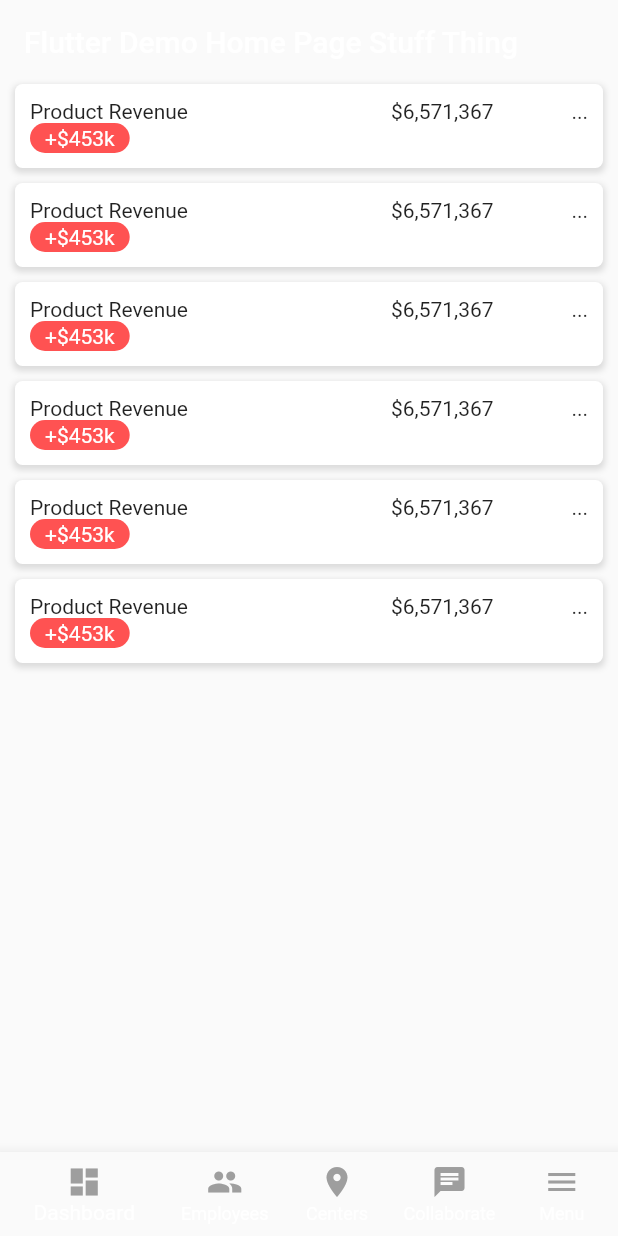
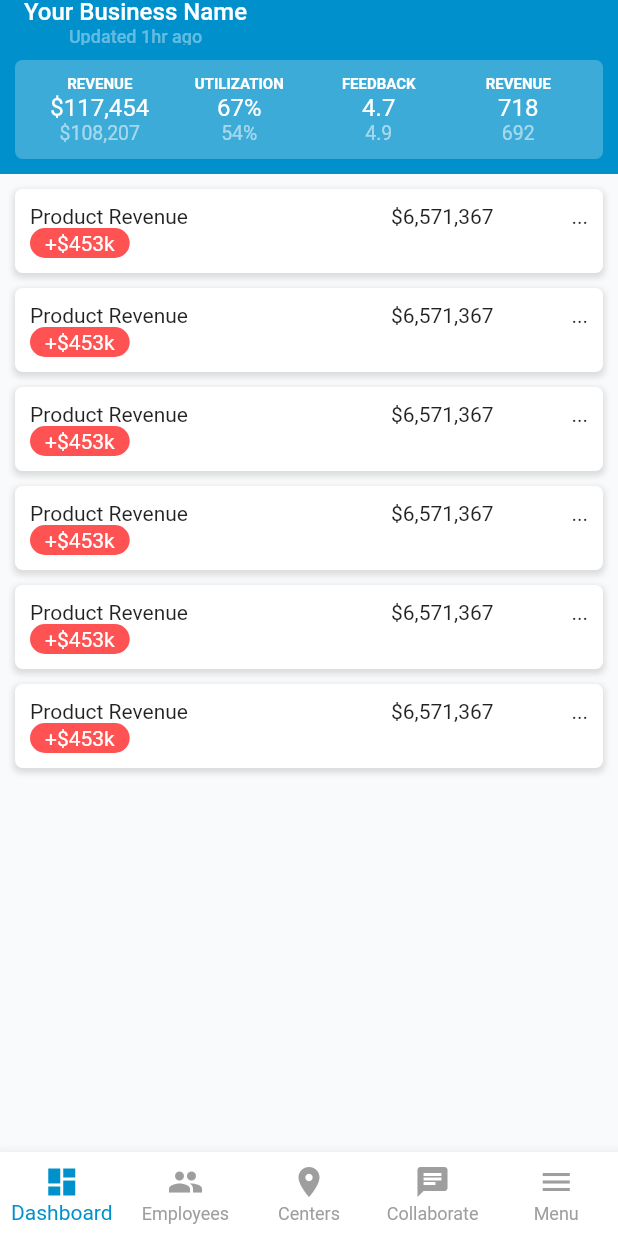
Before and after one commit to whilestevego/z_flutter_demo, a Flutter app: the screen it shows after launch, on a phone screen of 412 x 824 dp. Run offline on Flutter 3.47's test engine with Material 2 defaults, Android fonts, the phone set to English and light mode, and no system bars.

Commit message:
Create StatList and move common values to constants

```diff
--- a/lib/components/revenue_item.dart
+++ b/lib/components/revenue_item.dart
@@ -1,6 +1,7 @@
 import 'package:flutter/material.dart';
 import 'package:intl/intl.dart';
 import 'package:zenoti_assignment/components/pill.dart';
+import 'package:zenoti_assignment/constants.dart';
 
 class RevenueItem extends StatelessWidget {
   final String title;
@@ -21,11 +22,11 @@ class RevenueItem extends StatelessWidget {
     return Padding(
       padding: const EdgeInsets.only(bottom: 10),
       child: Container(
-        padding: const EdgeInsets.all(10.0),
+        padding: const EdgeInsets.all(spacer),
         decoration: BoxDecoration(
           color: Colors.white,
           borderRadius: BorderRadius.all(
-            Radius.circular(5.0),
+            Radius.circular(borderRadius),
           ),
           boxShadow: [
             BoxShadow(
--- /dev/null
+++ b/lib/components/stat_list.dart
@@ -0,0 +1,76 @@
+import 'package:flutter/material.dart';
+
+import '../constants.dart';
+
+class StatItem {
+  final String term;
+  final String detail;
+  final subDetail;
+
+  const StatItem({@required this.term, @required this.detail, this.subDetail});
+}
+
+class StatList extends StatelessWidget {
+  final List<StatItem> items;
+
+  const StatList({
+    Key key,
+    this.items = const [],
+  }) : super(key: key);
+
+  @override
+  Widget build(BuildContext context) {
+    return Container(
+      padding: EdgeInsets.all(spacer),
+      decoration: BoxDecoration(
+        color: Colors.white24,
+        borderRadius: BorderRadius.all(Radius.circular(borderRadius)),
+      ),
+      child: Row(
+        children: items
+            .map((sI) => _Stat(
+                  term: sI.term,
+                  detail: sI.detail,
+                  subDetail: sI.subDetail,
+                ))
+            .toList(),
+      ),
+    );
+  }
+}
+
+class _Stat extends StatelessWidget {
+  final String term;
+  final String detail;
+  final String subDetail;
+
+  const _Stat({
+    @required this.term,
+    @required this.detail,
+    this.subDetail = '',
+    Key key,
+  }) : super(key: key);
+
+  @override
+  Widget build(BuildContext context) {
+    return Expanded(
+      child: Column(
+        children: <Widget>[
+          Text(
+            term.toUpperCase(),
+            style: TextStyle(
+                color: Colors.white, fontSize: 10, fontWeight: FontWeight.bold),
+          ),
+          Text(
+            detail,
+            style: TextStyle(color: Colors.white, fontSize: 16),
+          ),
+          Text(
+            subDetail,
+            style: TextStyle(color: Colors.white54, fontSize: 13),
+          ),
+        ],
+      ),
+    );
+  }
+}
--- /dev/null
+++ b/lib/constants.dart
@@ -0,0 +1,2 @@
+const double spacer = 10.0;
+const double borderRadius = 5.0;
--- a/lib/main.dart
+++ b/lib/main.dart
@@ -1,7 +1,12 @@
 import 'package:flutter/material.dart';
 import 'components/revenue_item.dart';
+import 'components/stat_list.dart';
+import 'constants.dart';
 
 void main() => runApp(MyApp());
+
+final themeGrey = Color.fromRGBO(248, 250, 251, 1);
+final themeBlue = Color.fromRGBO(0, 145, 204, 1);
 
 const menuItems = <Map<String, dynamic>>[
   {
@@ -26,6 +31,14 @@ const menuItems = <Map<String, dynamic>>[
   },
 ];
 
+const statListItems = <StatItem>[
+  // Isn't StatItem just duplicating _Stat component?
+  StatItem(term: 'Revenue', detail: '\$117,454', subDetail: '\$108,207'),
+  StatItem(term: 'Utilization', detail: '67%', subDetail: '54%'),
+  StatItem(term: 'Feedback', detail: '4.7', subDetail: '4.9'),
+  StatItem(term: 'Revenue', detail: '718', subDetail: '692'),
+];
+
 class MyApp extends StatelessWidget {
   @override
   Widget build(BuildContext context) {
@@ -34,7 +47,7 @@ class MyApp extends StatelessWidget {
       theme: ThemeData(
         primarySwatch: Colors.blue,
       ),
-      home: MyHomePage(title: 'Flutter Demo Home Page Stuff Thing'),
+      home: MyHomePage(title: 'Your Business Name'),
     );
   }
 }
@@ -60,15 +73,34 @@ class _MyHomePageState extends State<MyHomePage> {
   @override
   Widget build(BuildContext context) {
     return Scaffold(
+      backgroundColor: themeBlue,
       appBar: AppBar(
-        title: Text(widget.title),
+        title: Column(
+          children: <Widget>[
+            Text(widget.title, style: TextStyle(fontSize: 16.0)),
+            Text(
+              'Updated 1hr ago',
+              style: TextStyle(color: Colors.white38, fontSize: 12.0),
+            ),
+          ],
+        ),
+        bottom: PreferredSize(
+          preferredSize: Size(0.0, 60.0),
+          child: Padding(
+            padding: EdgeInsets.all(spacer),
+            child: StatList(
+              items: statListItems,
+            ),
+          ),
+        ),
         backgroundColor: Color.fromRGBO(255, 255, 255, 0),
         elevation: 0,
       ),
       body: Container(
-        // color: Colors.blueAccent,
+        color: themeGrey,
         child: ListView(
-          padding: const EdgeInsets.only(left: 10.0, right: 10.0),
+          padding:
+              const EdgeInsets.only(left: spacer, right: spacer, top: spacer),
           children: <Widget>[
             RevenueItem(
               title: 'Product Revenue',
@@ -104,17 +136,19 @@ class _MyHomePageState extends State<MyHomePage> {
         ),
       ),
       bottomNavigationBar: BottomNavigationBar(
+        type: BottomNavigationBarType.fixed,
         showUnselectedLabels: true,
+        backgroundColor: Colors.white,
+        unselectedItemColor: Colors.grey,
+        selectedItemColor: themeBlue,
         items: menuItems
             .map(
               (item) => BottomNavigationBarItem(
                   icon: Icon(
                     item['icon'],
-                    color: Colors.grey,
                   ),
                   title: Text(
                     item['title'],
-                    style: TextStyle(color: Colors.grey),
                   )),
             )
             .toList(),
```
